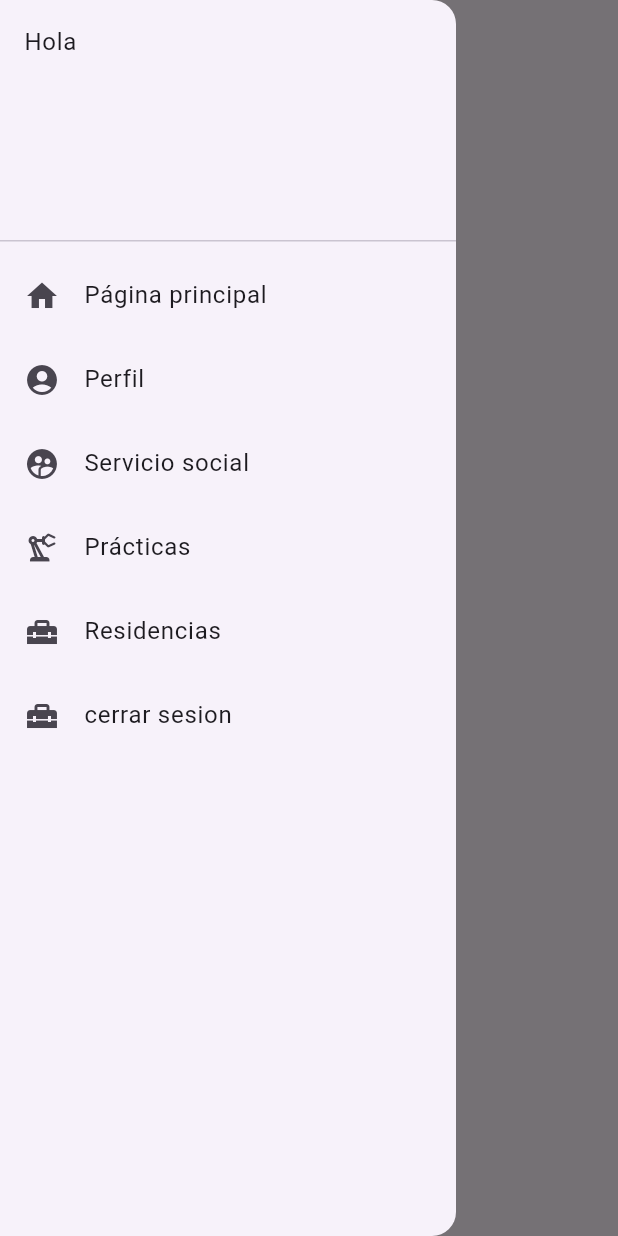
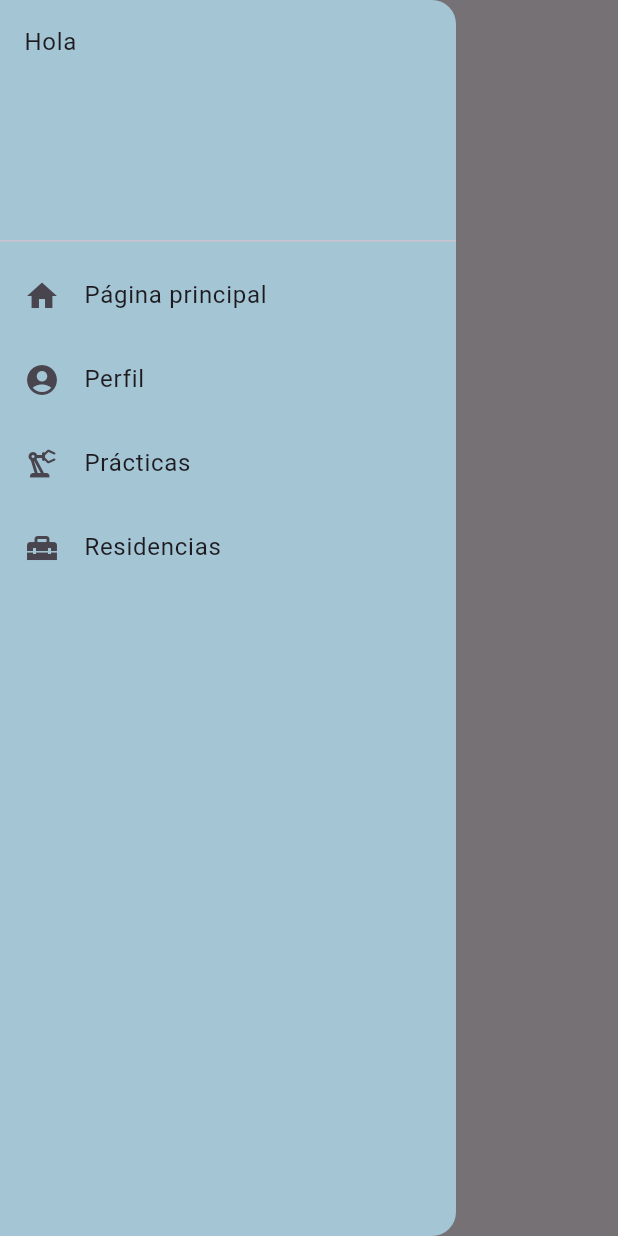
Before and after one commit to Hector-Y-SM/etiss, a Flutter app: the Practices screen opened directly, with the side drawer open, on a phone screen of 412 x 824 dp. Run offline on Flutter 3.47's test engine with Material 3 defaults, Android fonts, the phone set to English and light mode, and no system bars; our stand-ins replace cloud_firestore, firebase_auth, firebase_core, google_fonts; missing offline and left inert: firebase_auth_web; accounts and stored records are empty.

Commit message:
Add files via upload

```diff
--- a/lib/widgets/custom_drawer.dart
+++ b/lib/widgets/custom_drawer.dart
@@ -1,5 +1,3 @@
-import 'package:app/screens/login.dart';
-import 'package:app/screens/social_service_screen.dart';
 import 'package:flutter/material.dart';
 import 'package:app/models/auth_service.dart';
 import 'package:app/screens/home.dart';
@@ -13,6 +11,7 @@ class CustomDrawer extends StatelessWidget {
   @override
   Widget build(BuildContext context) {
     return Drawer(
+      backgroundColor: Color.fromRGBO(164, 197, 212, 1),
       child: ListView(
         padding: EdgeInsets.zero,
         children: <Widget>[
@@ -30,11 +29,6 @@ class CustomDrawer extends StatelessWidget {
             onTap: () => _navigateTo(context, const ProfileData()),
           ),
           _buildDrawerItem(
-            icon: Icons.supervised_user_circle,
-            text: 'Servicio social',
-            onTap: () => _navigateTo(context, const SocialServiceScreen()),
-          ),
-          _buildDrawerItem(
             icon: Icons.precision_manufacturing_outlined,
             text: 'Prácticas',
             onTap: () => _navigateTo(context, const Practices()),
@@ -44,25 +38,20 @@ class CustomDrawer extends StatelessWidget {
             text: 'Residencias',
             onTap: () => _navigateTo(context, const Residences()),
           ),
-          _buildDrawerItem(
-            icon: Icons.home_repair_service,
-            text: 'cerrar sesion',
-            onTap: () => _navigateTo(context, LoginScreen(), authService.value.signOut()),
-          ),
         ],
       ),
     );
   }
 
-  Widget _buildDrawerItem({required IconData icon, required String text, required VoidCallback onTap}) {
-    return ListTile(
-      leading: Icon(icon),
-      title: Text(text),
-      onTap: onTap,
-    );
+  Widget _buildDrawerItem({
+    required IconData icon,
+    required String text,
+    required VoidCallback onTap,
+  }) {
+    return ListTile(leading: Icon(icon), title: Text(text), onTap: onTap);
   }
 
-  void _navigateTo(BuildContext context, Widget screen, [Future<void>? auth]) {
+  void _navigateTo(BuildContext context, Widget screen) {
     Navigator.pushReplacement(
       context,
       MaterialPageRoute(builder: (context) => screen),
```
